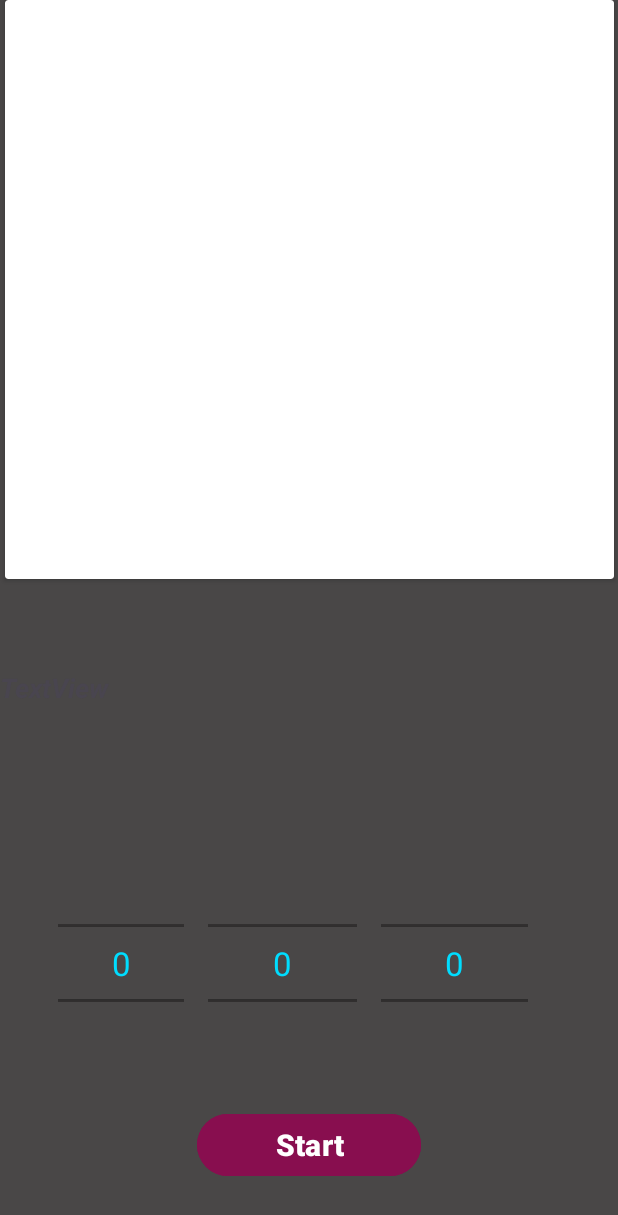
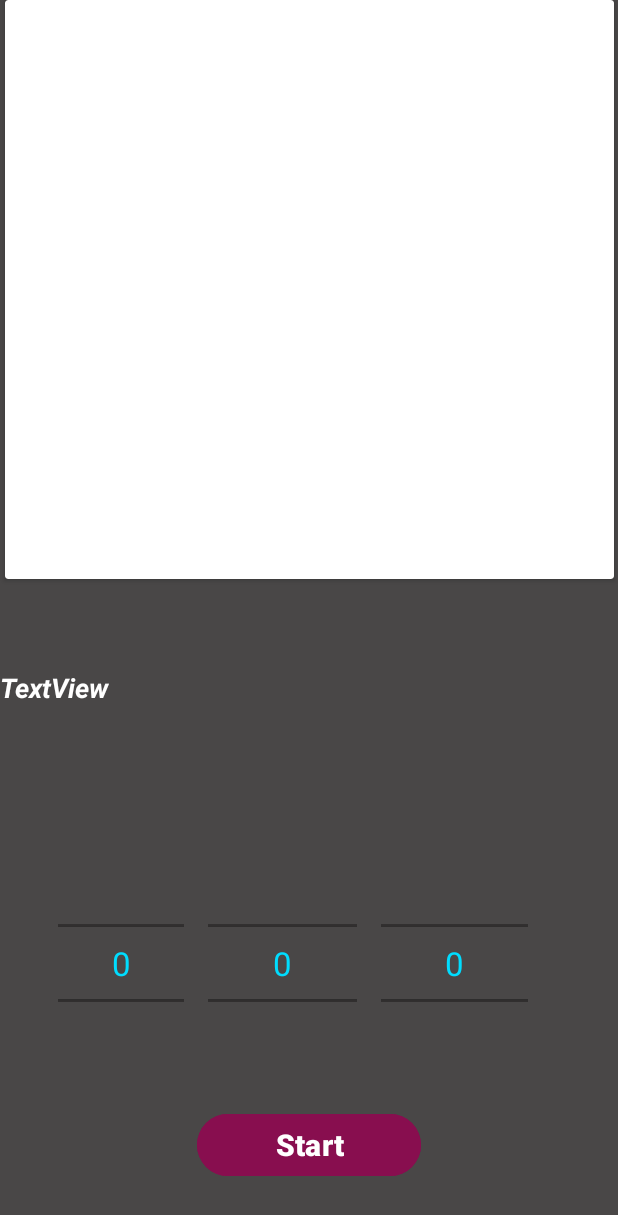
Before and after one commit to indranil-sarkar244/Fitness_Tracker_App8, an Android app: the layout activity_exercise_section.xml on its own in the app's theme, with its tools: preview values and no code run, on a phone screen of 412 x 824 dp. Shown: the top 1215 px of the screen. Run offline under Robolectric (Android 15) with nearby library versions, the phone set to English and light mode, and no system bars.

Commit message:
Initial problems fixed

```diff
--- a/app/src/main/res/layout/activity_bmi.xml
+++ b/app/src/main/res/layout/activity_bmi.xml
@@ -32,6 +32,7 @@
         android:ems="10"
         android:hint="@string/enter_weight_in_kg"
         android:inputType="number|numberDecimal"
+        android:textColor="#A8E6E9"
         android:textColorHint="#90A4AE"
         android:textSize="20sp"
         app:layout_constraintEnd_toEndOf="parent"
@@ -49,6 +50,7 @@
         android:ems="10"
         android:hint="@string/enter_height_in_cm"
         android:inputType="number|numberDecimal"
+        android:textColor="#A8E6E9"
         android:textColorHint="#90A4AE"
         android:textSize="20sp"
         app:layout_constraintEnd_toEndOf="parent"
@@ -72,6 +74,7 @@
         android:id="@+id/BMI_answer"
         android:layout_width="405dp"
         android:layout_height="175dp"
+        android:textColor="#A8E6E9"
         android:textSize="20sp"
         app:layout_constraintBottom_toBottomOf="parent"
         app:layout_constraintEnd_toEndOf="parent"
--- a/app/src/main/res/layout/activity_exercise_section.xml
+++ b/app/src/main/res/layout/activity_exercise_section.xml
@@ -88,6 +88,7 @@
         android:layout_height="99dp"
         android:layout_marginTop="60dp"
         android:text="TextView"
+        android:textColor="@color/white"
         android:textSize="18sp"
         android:textStyle="bold|italic"
         app:layout_constraintEnd_toEndOf="parent"
```
